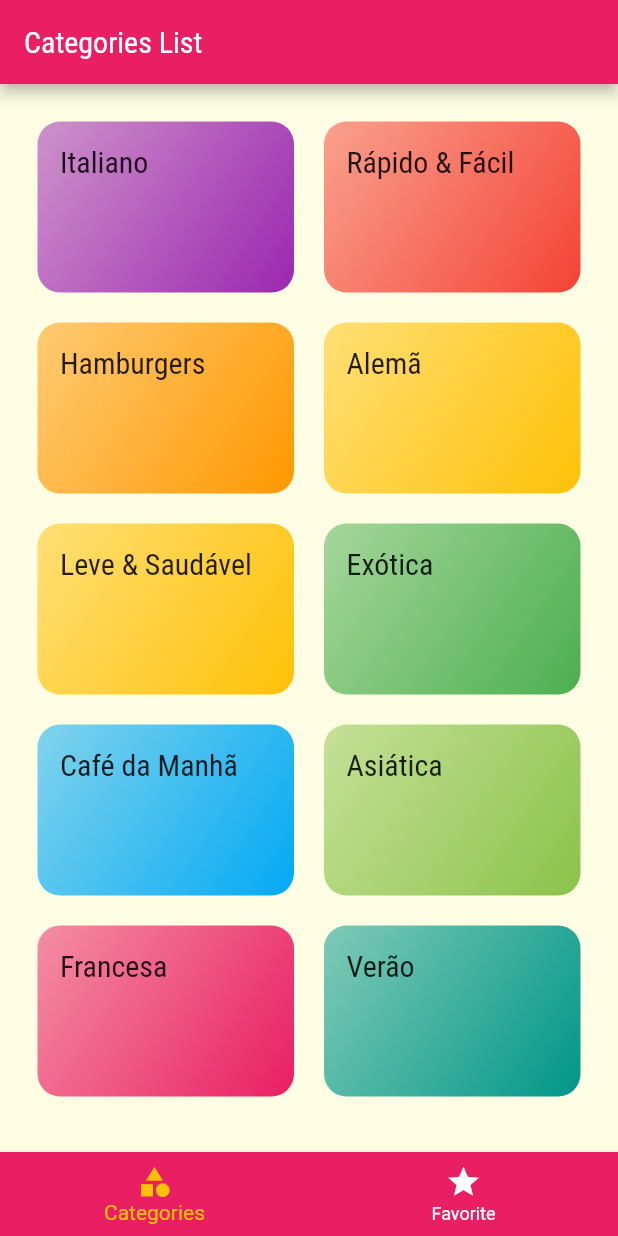
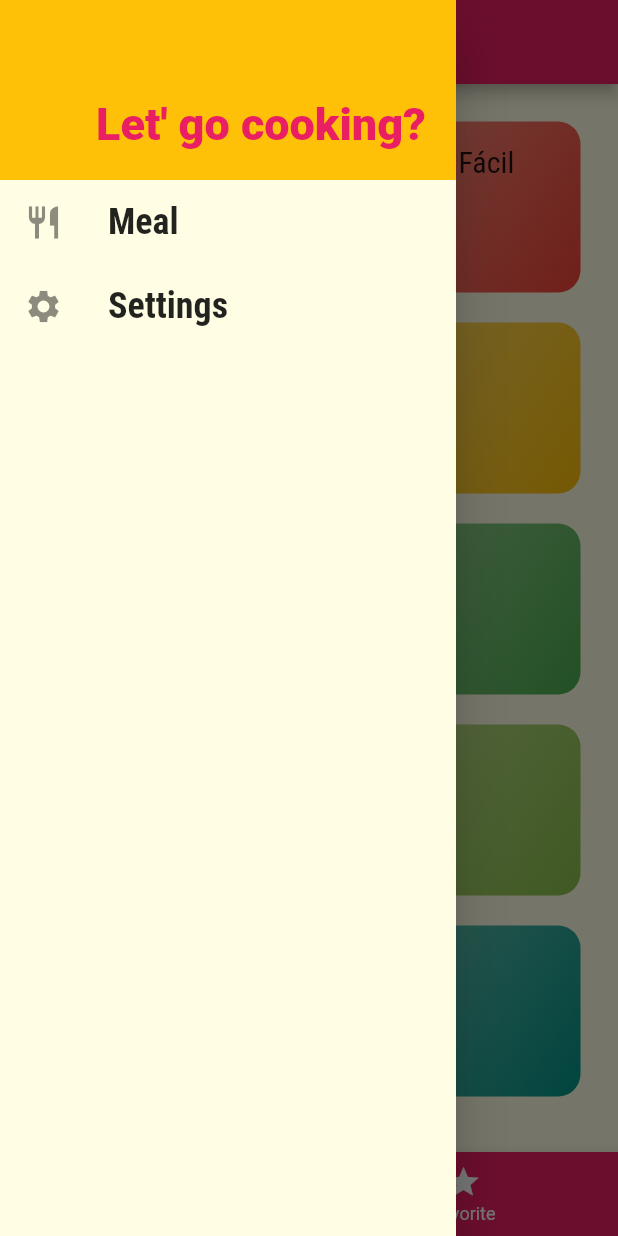
Before and after one commit to Uriel-David/Estudos_Dart-Flutter, a Flutter app: the screen it shows after launch, with the side drawer open (before the commit the screen has no drawer), on a phone screen of 412 x 824 dp. Run offline on Flutter 3.47's test engine with Material 2 defaults, Android fonts, the phone set to English and light mode, and no system bars.

Commit message:
finish navigation and create screen settings

```diff
--- /dev/null
+++ b/meals/lib/components/main_drawer.dart
@@ -0,0 +1,60 @@
+import 'package:flutter/material.dart';
+import 'package:meals/utils/app_routes.dart';
+
+class MainDrawer extends StatelessWidget {
+  const MainDrawer({super.key});
+
+  Widget _createItem(IconData icon, String label, Function() onTap) {
+    return ListTile(
+      onTap: onTap,
+      leading: Icon(
+        icon,
+        size: 26,
+      ),
+      title: Text(
+        label,
+        style: const TextStyle(
+          fontFamily: 'RobotoCondensed',
+          fontSize: 24,
+          fontWeight: FontWeight.bold,
+        ),
+      ),
+    );
+  }
+
+  @override
+  Widget build(BuildContext context) {
+    return Drawer(
+      child: Column(
+        children: <Widget>[
+          Container(
+            height: 120,
+            width: double.infinity,
+            padding: const EdgeInsets.all(20),
+            color: Theme.of(context).colorScheme.secondary,
+            alignment: Alignment.bottomRight,
+            child: Text(
+              'Let\' go cooking?',
+              style: TextStyle(
+                fontWeight: FontWeight.w900,
+                fontSize: 30,
+                color: Theme.of(context).colorScheme.primary,
+              ),
+            ),
+          ),
+          _createItem(
+            Icons.restaurant,
+            'Meal',
+            () => Navigator.of(context).pushReplacementNamed(AppRoutes.home),
+          ),
+          _createItem(
+            Icons.settings,
+            'Settings',
+            () =>
+                Navigator.of(context).pushReplacementNamed(AppRoutes.settings),
+          ),
+        ],
+      ),
+    );
+  }
+}
--- a/meals/lib/main.dart
+++ b/meals/lib/main.dart
@@ -1,7 +1,7 @@
 import 'package:flutter/material.dart';
-import 'package:meals/screens/categories_screen.dart';
 import 'package:meals/screens/categories_meals_screen.dart';
 import 'package:meals/screens/meal_detail_screen.dart';
+import 'package:meals/screens/settings_screen.dart';
 import 'package:meals/screens/tabs_screen.dart';
 import 'package:meals/utils/app_routes.dart';
 
@@ -32,6 +32,7 @@ class MyApp extends StatelessWidget {
         AppRoutes.home: (ctx) => const TabsScreen(),
         AppRoutes.categoriesMeals: (ctx) => const CategoriesMealsScreen(),
         AppRoutes.mealDetail: (ctx) => const MealDetailScreen(),
+        AppRoutes.settings: (ctx) => const SettingsScreen(),
       },
       /* onGenerateRoute: (settings) {
         if (settings.name == '/something') {
--- /dev/null
+++ b/meals/lib/models/settings.dart
@@ -0,0 +1,13 @@
+class Settings {
+  bool isGlutenFree;
+  bool isLactoseFree;
+  bool isVegan;
+  bool isVegetarian;
+
+  Settings({
+    this.isGlutenFree = false,
+    this.isLactoseFree = false,
+    this.isVegan = false,
+    this.isVegetarian = false,
+  });
+}
--- a/meals/lib/screens/meal_detail_screen.dart
+++ b/meals/lib/screens/meal_detail_screen.dart
@@ -88,6 +88,12 @@ class MealDetailScreen extends StatelessWidget {
           ],
         ),
       ),
+      floatingActionButton: FloatingActionButton(
+        child: const Icon(Icons.star),
+        onPressed: () {
+          Navigator.of(context).pop(meal.title);
+        },
+      ),
     );
   }
 }
--- a/meals/lib/screens/tabs_screen.dart
+++ b/meals/lib/screens/tabs_screen.dart
@@ -1,4 +1,5 @@
 import 'package:flutter/material.dart';
+import 'package:meals/components/main_drawer.dart';
 import 'package:meals/screens/categories_screen.dart';
 import 'package:meals/screens/favorite_screen.dart';
 
@@ -58,6 +59,7 @@ class _TabsScreenState extends State<TabsScreen> {
           _screen[_selectedScreenIndex]['title'] as String,
         ),
       ),
+      drawer: const MainDrawer(),
       body: _screen[_selectedScreenIndex]['screen'] as Widget,
       bottomNavigationBar: BottomNavigationBar(
         onTap: _selectScreen,
--- a/meals/lib/utils/app_routes.dart
+++ b/meals/lib/utils/app_routes.dart
@@ -2,4 +2,5 @@ class AppRoutes {
   static const home = '/';
   static const categoriesMeals = '/categories-meals';
   static const mealDetail = '/meal-detail';
+  static const settings = '/settings';
 }
```
Also changed, not shown: meals/lib/components/meal_item.dart (+10 -2 lines), meals/lib/screens/settings_screen.dart (added, +79 -0 lines).
